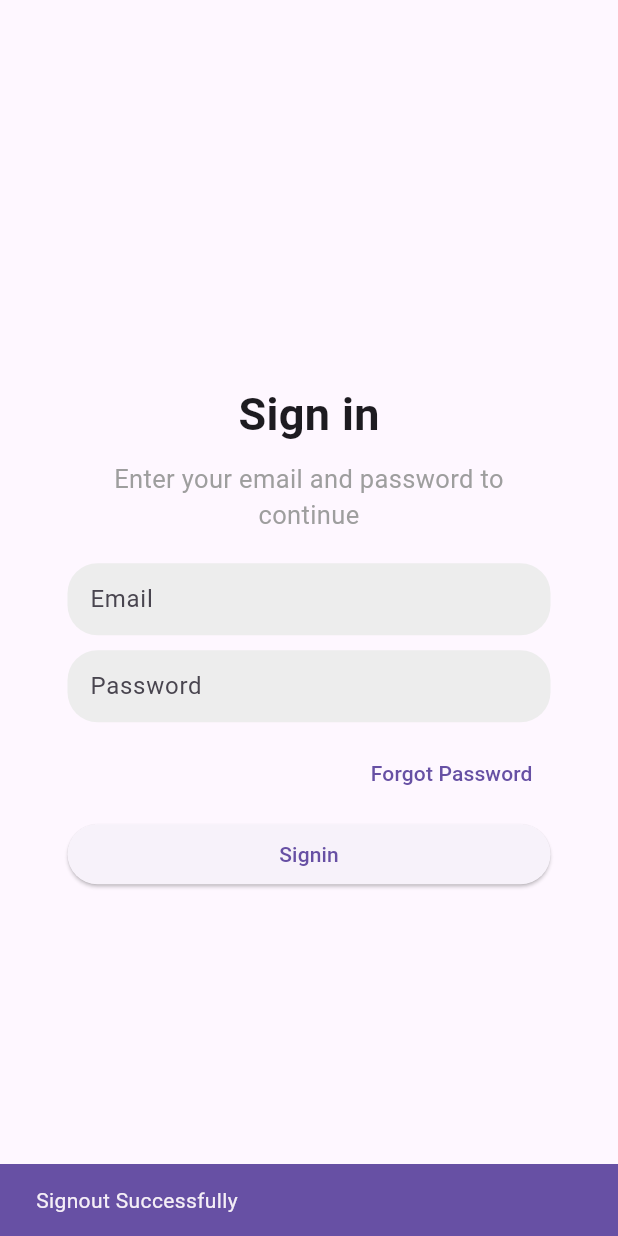
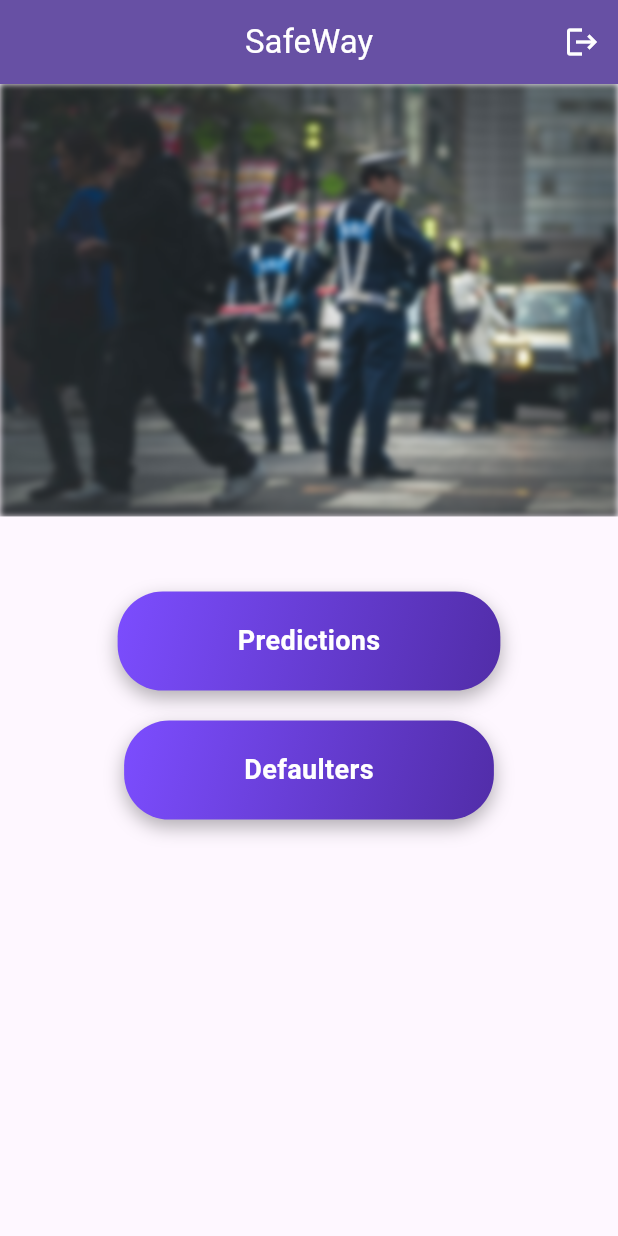
Before and after one commit to Matti0786/helmetdetect, a Flutter app: the screen it shows after launch, after a tap on the "logout" icon, on a phone screen of 412 x 824 dp. Run offline on Flutter 3.47's test engine with Material 3 defaults, Android fonts, the phone set to English and light mode, and no system bars; our stand-ins replace camera, firebase_auth, firebase_core, firebase_storage, image_picker; missing offline and left inert: flutter_pytorch; accounts and stored records are empty; network calls fail.

Commit message:
Ui Change commit

```diff
--- a/lib/main.dart
+++ b/lib/main.dart
@@ -6,8 +6,11 @@ import 'package:helmetdetect/pages/CameraPage.dart';
 import 'package:helmetdetect/pages/DefaulterList.dart';
 import 'package:helmetdetect/pages/Dummy.dart';
 import 'package:helmetdetect/pages/ForgotPasswordPage.dart';
+import 'package:helmetdetect/pages/Home.dart';
 import 'package:helmetdetect/pages/HomePage.dart';
+import 'package:helmetdetect/pages/PredictionPage.dart';
 import 'package:helmetdetect/pages/SigninPage.dart';
+import 'package:helmetdetect/pages/SingleImageDetector.dart';
 
 import 'firebase_options.dart';
 
@@ -32,12 +35,14 @@ class HelmetDetector extends StatelessWidget {
       initialRoute: '/',
       routes: {
         // '/':(context)=>SigninPage(),
-        '/': (context) => HomePage(),
-        '/dummy': (context) => Dummy(),
+        // '/': (context) => HomePage(),
+        '/': (context) => Home(),
+        '/home': (context) => Home(),
         '/signin': (context) => SigninPage(),
-        '/home': (context) => HomePage(),
         '/forgotPassword': (context) => ForgotPasswordPage(),
         '/defaulterList': (context) => DefaulterList(),
+        '/singleImagePrediction': (context) => SingleImageDetector(),
+        '/predictionPage': (context) => PredictionPage(),
 
         // '/camera':(context)=>CameraPage(camera: camera),
       },
--- /dev/null
+++ b/lib/pages/Home.dart
@@ -0,0 +1,117 @@
+import 'dart:ui';
+
+import 'package:flutter/material.dart';
+
+class Home extends StatelessWidget {
+  @override
+  Widget build(BuildContext context) {
+    return Scaffold(
+      appBar: AppBar(
+        centerTitle: true,
+        backgroundColor: Theme.of(context).primaryColor,
+        title: Text(
+          "SafeWay",
+          style: TextStyle(color: Colors.white),
+        ),
+        actions: [
+          IconButton(
+            onPressed: () {
+              // Implement sign out functionality
+            },
+            icon: Icon(
+              Icons.logout,
+              color: Colors.white,
+            ),
+          )
+        ],
+      ),
+      body: Column(
+        children: [
+          ClipRRect(
+            borderRadius: BorderRadius.only(
+              // Optional: adjust the radius as needed
+              bottomLeft: Radius.circular(0),
+              // Adjust this radius to control the circular effect
+              bottomRight: Radius.circular(
+                  0), // Adjust this radius to control the circular effect
+            ),
+            child: ImageFiltered(
+              imageFilter: ImageFilter.blur(sigmaX: 2, sigmaY: 2),
+              child: Image.asset(
+                'assets/images/bg.jpg', // Replace with your image path
+                height: MediaQuery.of(context).size.height * 0.35,
+                fit: BoxFit.fitHeight,
+              ),
+            ),
+          ),
+          SizedBox(
+            height: 50,
+          ),
+          InkWell(
+            onTap: () {
+              Navigator.pushNamed(context, '/predictionPage');
+            },
+            child: Container(
+              decoration: BoxDecoration(
+                borderRadius: BorderRadius.circular(30),
+                gradient: LinearGradient(
+                  colors: [Colors.deepPurpleAccent, Colors.deepPurple.shade700],
+                  begin: Alignment.topLeft,
+                  end: Alignment.bottomRight,
+                ),
+                boxShadow: [
+                  BoxShadow(
+                    color: Colors.black.withOpacity(0.3),
+                    blurRadius: 10,
+                    offset: Offset(0, 5),
+                  ),
+                ],
+              ),
+              padding: EdgeInsets.symmetric(horizontal: 80, vertical: 20),
+              child: Text(
+                'Predictions',
+                style: TextStyle(
+                  color: Colors.white,
+                  fontSize: 18,
+                  fontWeight: FontWeight.bold,
+                ),
+              ),
+            ),
+          ),
+          SizedBox(height: 20),
+          InkWell(
+            onTap: () {
+              Navigator.pushNamed(context, '/defaulterList');
+            },
+            child: Container(
+              decoration: BoxDecoration(
+                borderRadius: BorderRadius.circular(30),
+                gradient: LinearGradient(
+                  colors: [Colors.deepPurpleAccent, Colors.deepPurple.shade700],
+                  begin: Alignment.topLeft,
+                  end: Alignment.bottomRight,
+                ),
+                boxShadow: [
+                  BoxShadow(
+                    color: Colors.black.withOpacity(0.3),
+                    blurRadius: 10,
+                    offset: Offset(0, 5),
+                  ),
+                ],
+              ),
+              padding: EdgeInsets.symmetric(horizontal: 80, vertical: 20),
+              child: Text(
+                'Defaulters',
+                style: TextStyle(
+                  color: Colors.white,
+                  fontSize: 18,
+                  fontWeight: FontWeight.bold,
+                ),
+              ),
+            ),
+          ),
+        ],
+      ),
+    );
+  }
+}
--- a/pubspec.yaml
+++ b/pubspec.yaml
@@ -45,6 +45,7 @@ dependencies:
   firebase_storage: ^11.6.9
   cached_network_image: ^3.3.1
   http: ^1.2.0
+  flutter_svg: ^2.0.10+1
 
 dev_dependencies:
   flutter_test:
```
Also changed, not shown: lib/pages/Camera.dart (+2 -5 lines), lib/pages/HomePage.dart (+13 -0 lines), lib/pages/PredictionPage.dart (added, +108 -0 lines), lib/pages/SingleImageDetector.dart (added, +107 -0 lines), assets/images/bg.jpg (added), assets/images/bg2.jpg (added), pubspec.lock.
